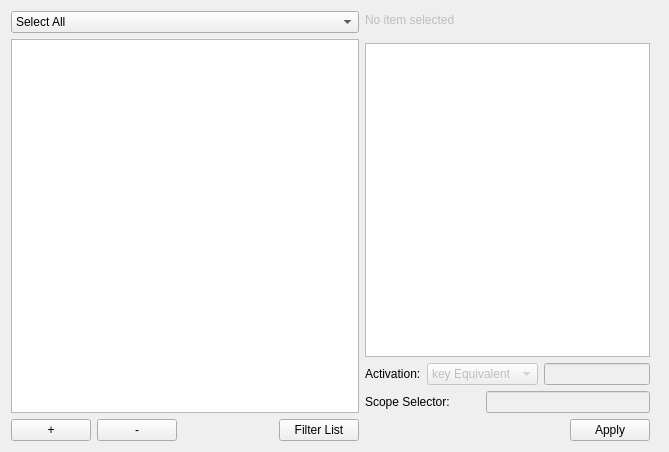
Qt form src/prymatex/gui/bundles/ui_files/bundle_editor.ui (prymatex/prymatex) before a commit.
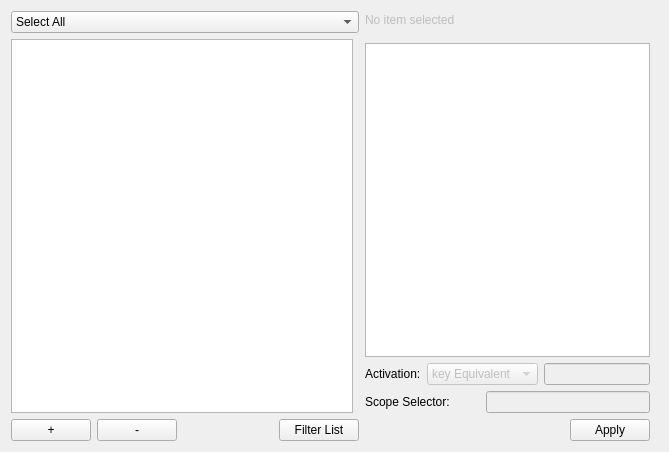
The same form after that commit.

Patch:
```diff
--- a/src/prymatex/gui/bundles/ui_files/bundle_editor.ui
+++ b/src/prymatex/gui/bundles/ui_files/bundle_editor.ui
@@ -30,9 +30,6 @@
        </item>
       </widget>
      </item>
-     <item row="2" column="0" colspan="2">
-      <widget class="QTreeView" name="treeView"/>
-     </item>
      <item row="3" column="0" colspan="2">
       <layout class="QGridLayout" name="gridLayout_2">
        <item row="0" column="0">
@@ -71,6 +68,9 @@
        </item>
       </layout>
      </item>
+     <item row="2" column="0">
+      <widget class="QTreeView" name="treeView"/>
+     </item>
     </layout>
    </item>
    <item>
```
